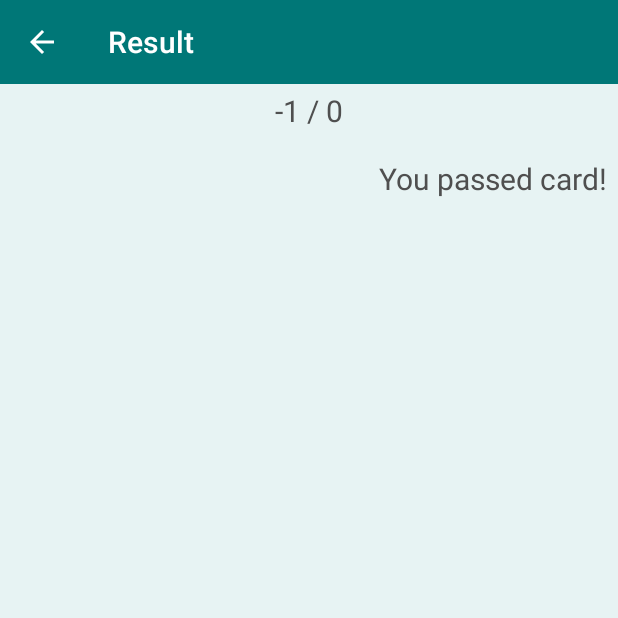
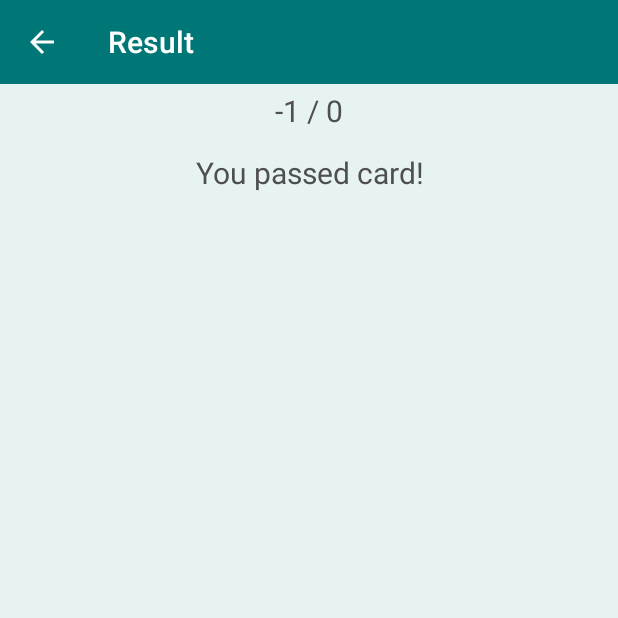
Before and after one commit to viacheslav-chugunov/daily-cards, an Android app: the ResultFragment screen opened directly, with no data from a screen before it, on a phone screen of 412 x 824 dp, the top half of it. Run offline under Robolectric (Android 15) with nearby library versions, the phone set to English and light mode, and no system bars; Roboto replaces fonts that are not available here; 5 statements that could not run were skipped.

Commit message:
fragment_result.xml updated

```diff
--- a/app/src/main/res/layout/fragment_result.xml
+++ b/app/src/main/res/layout/fragment_result.xml
@@ -4,7 +4,7 @@
     android:layout_width="match_parent"
     android:layout_height="match_parent"
     android:orientation="vertical"
-    tools:context=".ResultFragment">
+    tools:context=".fragment.ResultFragment">
 
     <TextView
         android:id="@+id/right_answers_count"
@@ -16,7 +16,6 @@
     <fragment
         android:id="@+id/recycler_fragment"
         android:layout_marginTop="4dp"
-        android:layout_marginBottom="4dp"
         android:name="io.dailycards.fragment.RecyclerViewFragment"
         android:layout_width="match_parent"
         android:layout_height="wrap_content" />
@@ -25,6 +24,7 @@
         android:id="@+id/pass_status"
         android:layout_width="match_parent"
         android:layout_height="wrap_content"
-        android:gravity="end"
-        style="@style/BaseText" />
+        android:gravity="center"
+        style="@style/BaseText"
+        android:layout_marginBottom="8dp" />
 </LinearLayout>
```
